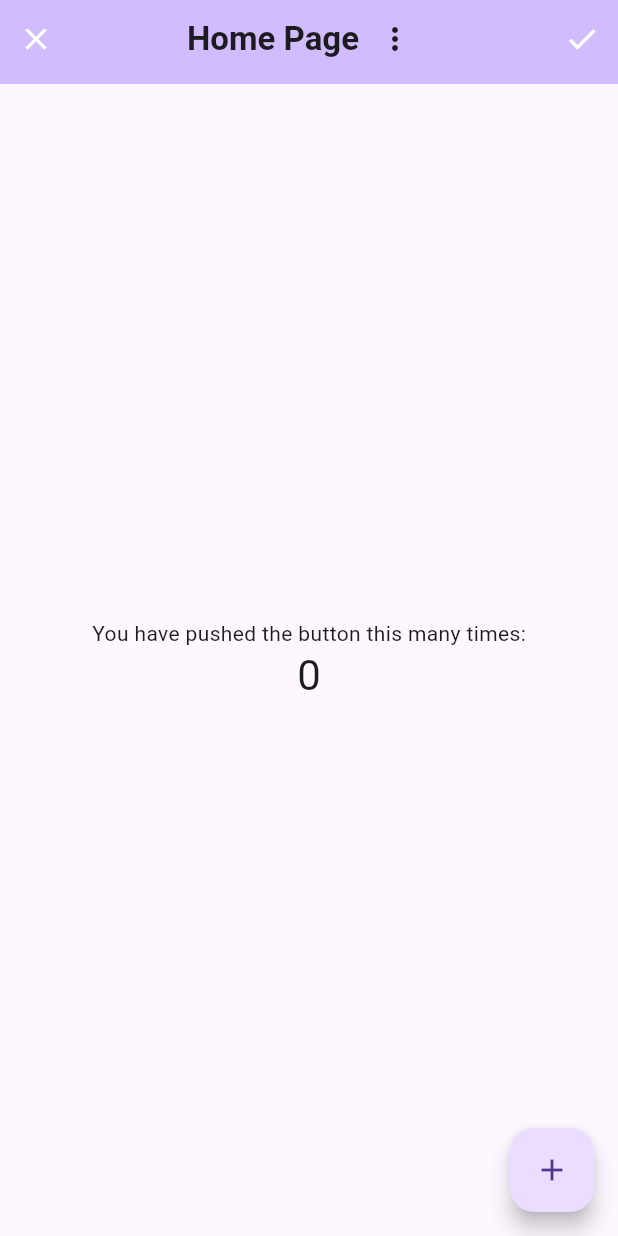
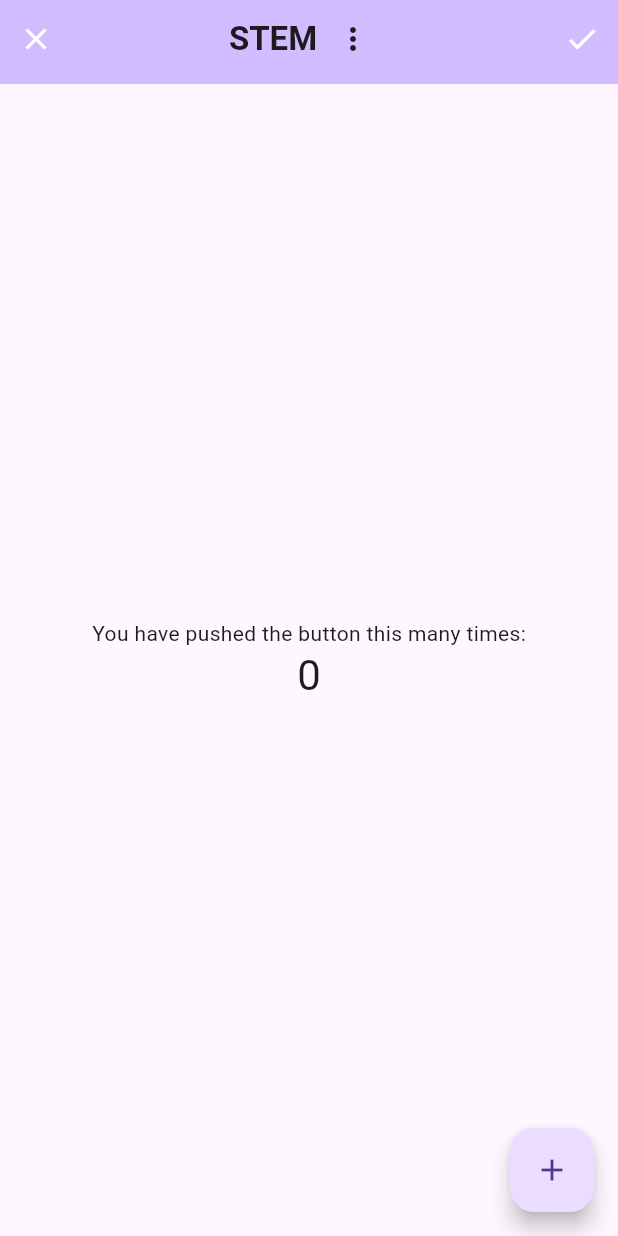
Before and after one commit to DanielBrown1998/flutter_class_uerj_zo_company, a Flutter app: the screen it shows after launch, on a phone screen of 412 x 824 dp. Run offline on Flutter 3.47's test engine with Material 3 defaults, Android fonts, the phone set to English and light mode, and no system bars.

Commit message:
Update app bar title to 'STEM' in HomePage

```diff
--- a/lib/view/home/home.dart
+++ b/lib/view/home/home.dart
@@ -53,7 +53,7 @@ class _HomePageState extends State<HomePage> {
     final theme = Theme.of(context);
     return Scaffold(
       appBar: EditAppbarWidget(
-        title: 'Home Page',
+        title: 'STEM',
         onClose: () {
           // Handle close action
         },
```
